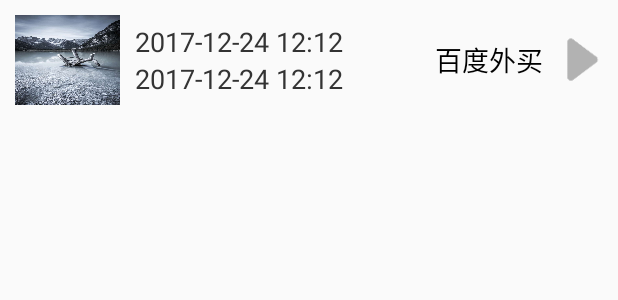
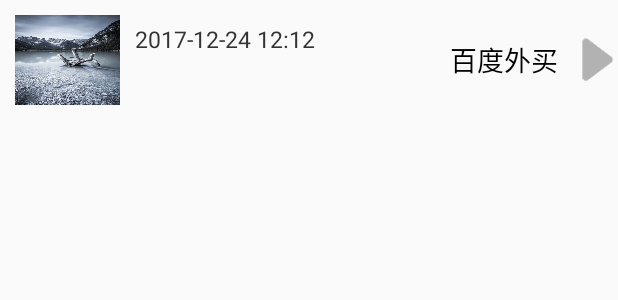
Before and after one commit to yuzelli/FootDelievered, an Android app: the layout cell_order_item.xml on its own in the app's theme, with its tools: preview values and no code run, on a phone screen of 412 x 824 dp. Shown: the top 300 px of the screen. Run offline under Robolectric (Android 15) with nearby library versions, the phone set to English and light mode, and no system bars.

```diff
--- a/app/src/main/java/com/example/yuzelli/fooddelivered/constants/ConstantsUtils.java
+++ b/app/src/main/java/com/example/yuzelli/fooddelivered/constants/ConstantsUtils.java
@@ -23,6 +23,7 @@ public class ConstantsUtils {
     //发送倒计时
     public static final int SENG_COUNT_DOWN_MESSAGE = 0x00002001;
     public static final int SENG_GET_ORDER_MESSAGE = 0x00002002;
+    public static final int SENG_GET_NOW_ORDER_MESSAGE = 0x00002003;
 
 
 
--- a/app/src/main/java/com/example/yuzelli/fooddelivered/utils/OtherUtils.java
+++ b/app/src/main/java/com/example/yuzelli/fooddelivered/utils/OtherUtils.java
@@ -53,4 +53,29 @@ public class OtherUtils {
         return res;
     }
 
+    public static String setShowCountDownText(int time) {
+        StringBuffer buffer = new StringBuffer();
+        int hour = 0;
+        int feng = time / 60;
+        int min = time % 60;
+        if (feng>=60){
+            hour = feng/60;
+            feng = feng-hour*60;
+            return buffer.append(hour + "小时").append(feng + "分").append(min + "秒").toString();
+        }
+        return buffer.append(feng + "分").append(min + "秒").toString();
+    }
+    public static String setShowCountDownText2(int time) {
+        StringBuffer buffer = new StringBuffer();
+        int hour = 0;
+        int feng = time / 60;
+        int min = time % 60;
+        if (feng>=60){
+            hour = feng/60;
+            feng = feng-hour*60;
+            return buffer.append(hour + "小时").append(feng + "分").toString();
+        }
+        return buffer.append(feng + "分").toString();
+    }
+
 }
--- a/app/src/main/java/com/example/yuzelli/fooddelivered/view/activity/NowOrderDetailActivity.java
+++ b/app/src/main/java/com/example/yuzelli/fooddelivered/view/activity/NowOrderDetailActivity.java
@@ -229,13 +229,13 @@ public class NowOrderDetailActivity extends BaseActivity {
                     if (tvCountDown == null) {
                         return;
                     }
-                    tvCountDown.setText("倒计时：" + setShowCountDownText(current_time));
+                    tvCountDown.setText("倒计时：" + OtherUtils.setShowCountDownText(current_time));
 
                     if (current_time > 0) {
                         Message message = handler.obtainMessage(ConstantsUtils.SENG_COUNT_DOWN_MESSAGE);
                         handler.sendMessageDelayed(message, 1000);      // send message
                     } else {
-                        tvCountDown.setText("订单超时：" + setShowCountDownText(-current_time));
+                        tvCountDown.setText("订单超时：" + OtherUtils.setShowCountDownText(-current_time));
                         Message message = handler.obtainMessage(ConstantsUtils.SENG_COUNT_DOWN_MESSAGE);
                         handler.sendMessageDelayed(message, 1000);
                     }
@@ -250,11 +250,6 @@ public class NowOrderDetailActivity extends BaseActivity {
         }
     }
 
-    private String setShowCountDownText(int time) {
-        StringBuffer buffer = new StringBuffer();
-        int feng = time / 60;
-        int min = time % 60;
-        return buffer.append(feng + "分").append(min + "秒").toString();
-    }
+
 
 }
--- a/app/src/main/java/com/example/yuzelli/fooddelivered/view/activity/OrderDetailActivity.java
+++ b/app/src/main/java/com/example/yuzelli/fooddelivered/view/activity/OrderDetailActivity.java
@@ -69,7 +69,7 @@ public class OrderDetailActivity extends BaseActivity {
         Intent intent = getIntent();
         mOrder = (OrderBean) intent.getSerializableExtra("order");
         tvOrderCreateTime.setText("订单创建时间："+mOrder.getAdd_time());
-        tv_order_send_time.setText(mOrder.getAdd_time()+"分钟内送达");
+        tv_order_send_time.setText(mOrder.getOuttime()+"分钟内送达");
         context = this;
         DisplayImageOptions options  = new DisplayImageOptions.Builder()
                 .showImageOnLoading(R.drawable.def2)        // 设置图片下载期间显示的图片
--- a/app/src/main/res/layout/cell_order_item.xml
+++ b/app/src/main/res/layout/cell_order_item.xml
@@ -3,7 +3,9 @@
     android:layout_width="match_parent"
     android:layout_height="80dp"
     android:orientation="vertical"
-    android:padding="10dp">
+    android:paddingLeft="10dp"
+    android:paddingTop="10dp"
+    android:paddingBottom="10dp">
 
     <ImageView
         android:id="@+id/img_icon"
@@ -32,7 +34,7 @@
             android:gravity="center"
             android:text="2017-12-24 12:12"
             android:textColor="@color/next_color"
-            android:textSize="18sp" />
+            android:textSize="15sp" />
 
         <TextView
             android:id="@+id/tv_orderTimes"
@@ -41,9 +43,8 @@
             android:layout_alignParentBottom="true"
             android:gravity="center"
             android:layout_marginBottom="5dp"
-            android:text="2017-12-24 12:12"
             android:textColor="@color/next_color"
-            android:textSize="18sp" />
+            android:textSize="15sp" />
     </RelativeLayout>
     <TextView
         android:id="@+id/tv_order_where"
```
Also changed, not shown: app/src/main/java/com/example/yuzelli/fooddelivered/view/fragment/NowOrderFragment.java (+16 -2 lines), app/src/main/java/com/example/yuzelli/fooddelivered/view/fragment/OrderFragment.java (+12 -14 lines).
